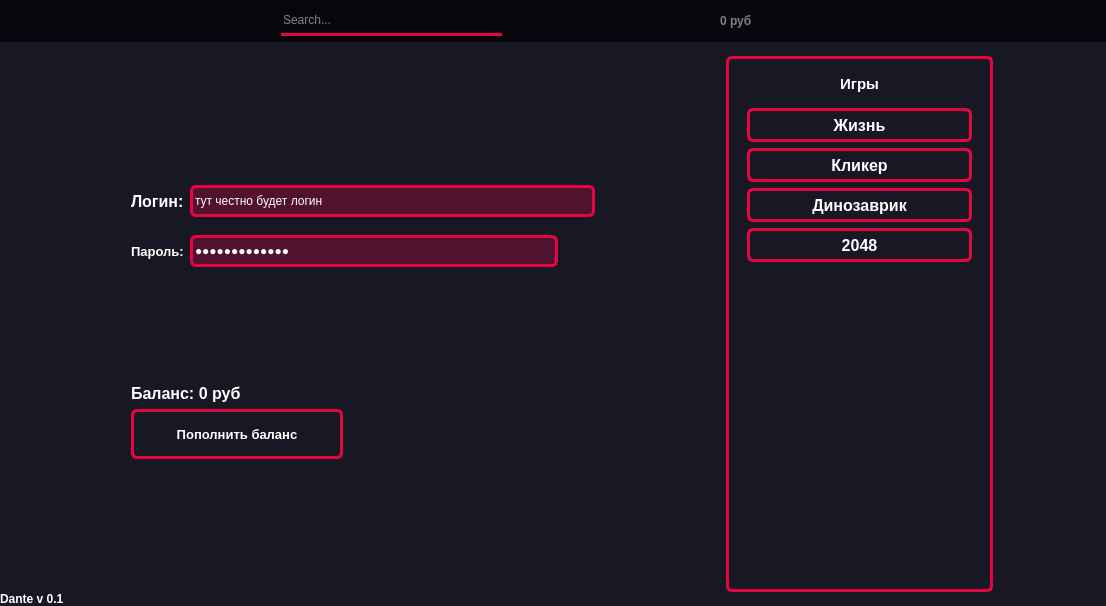
Above: qt_main_interface.ui from Kimiroshi/Dante before the change. Below: the same form after it.
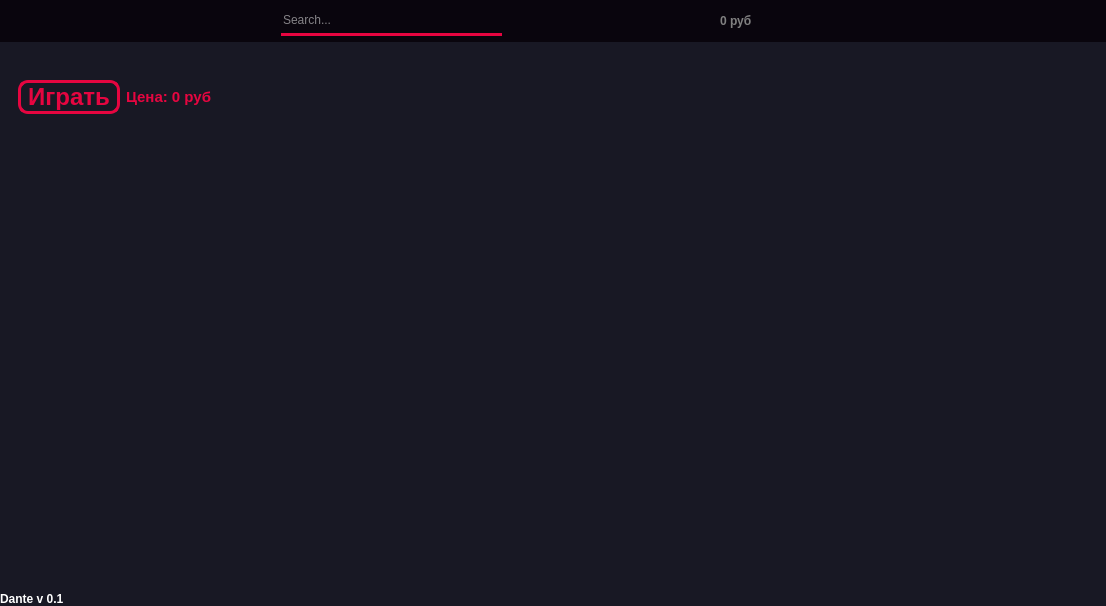
That is the form after the change. The open tabs and pages were chosen to show the change. Icons and pictures are not drawn.

What changed in the file:
```diff
--- a/qt_main_interface.ui
+++ b/qt_main_interface.ui
@@ -2282,8 +2282,46 @@
                    </property>
                    <property name="iconSize">
                     <size>
-                     <width>23</width>
-                     <height>23</height>
+                     <width>32</width>
+                     <height>28</height>
+                    </size>
+                   </property>
+                  </widget>
+                 </item>
+                 <item>
+                  <widget class="QPushButton" name="ping_pong_button_2">
+                   <property name="minimumSize">
+                    <size>
+                     <width>0</width>
+                     <height>34</height>
+                    </size>
+                   </property>
+                   <property name="font">
+                    <font>
+                     <pointsize>12</pointsize>
+                     <weight>75</weight>
+                     <bold>true</bold>
+                    </font>
+                   </property>
+                   <property name="cursor">
+                    <cursorShape>PointingHandCursor</cursorShape>
+                   </property>
+                   <property name="styleSheet">
+                    <string notr="true">color: white;
+border: 3px solid rgb(230, 5, 64);
+border-radius: 6px;</string>
+                   </property>
+                   <property name="text">
+                    <string>Пинг-понг</string>
+                   </property>
+                   <property name="icon">
+                    <iconset>
+                     <normaloff>qt_icons/ping-pong.png</normaloff>qt_icons/ping-pong.png</iconset>
+                   </property>
+                   <property name="iconSize">
+                    <size>
+                     <width>21</width>
+                     <height>30</height>
                     </size>
                    </property>
                   </widget>
@@ -2296,6 +2334,85 @@
            </item>
           </layout>
          </widget>
+         <widget class="QWidget" name="ping_pong_page">
+          <layout class="QVBoxLayout" name="verticalLayout_25">
+           <item alignment="Qt::AlignHCenter">
+            <widget class="QLabel" name="label_26">
+             <property name="text">
+              <string/>
+             </property>
+             <property name="pixmap">
+              <pixmap>qt_icons/ping_pong_2.png</pixmap>
+             </property>
+            </widget>
+           </item>
+           <item alignment="Qt::AlignLeft|Qt::AlignTop">
+            <widget class="QFrame" name="frame_28">
+             <property name="sizePolicy">
+              <sizepolicy hsizetype="Preferred" vsizetype="Expanding">
+               <horstretch>0</horstretch>
+               <verstretch>3</verstretch>
+              </sizepolicy>
+             </property>
+             <property name="frameShape">
+              <enum>QFrame::StyledPanel</enum>
+             </property>
+             <property name="frameShadow">
+              <enum>QFrame::Raised</enum>
+             </property>
+             <layout class="QHBoxLayout" name="horizontalLayout_19">
+              <item>
+               <widget class="QPushButton" name="ping_pong_play">
+                <property name="font">
+                 <font>
+                  <pointsize>18</pointsize>
+                  <weight>75</weight>
+                  <bold>true</bold>
+                 </font>
+                </property>
+                <property name="cursor">
+                 <cursorShape>PointingHandCursor</cursorShape>
+                </property>
+                <property name="styleSheet">
+                 <string notr="true">QPushButton{
+border: 3px solid rgb(230, 5, 64);
+border-radius: 10px;
+color: rgb(230, 5, 64)
+}
+QPushButton:hover{
+border: 3px solid rgb(230, 5, 64);
+border-radius: 10px;
+color: rgb(230, 5, 64);
+background-color: rgba(230, 5, 64, 70)
+}</string>
+                </property>
+                <property name="text">
+                 <string> Играть </string>
+                </property>
+               </widget>
+              </item>
+              <item>
+               <widget class="QLabel" name="ping_pong_price">
+                <property name="font">
+                 <font>
+                  <pointsize>11</pointsize>
+                  <weight>75</weight>
+                  <bold>true</bold>
+                 </font>
+                </property>
+                <property name="styleSheet">
+                 <string notr="true">color: rgb(230, 5, 64)</string>
+                </property>
+                <property name="text">
+                 <string>Цена: 0 руб</string>
+                </property>
+               </widget>
+              </item>
+             </layout>
+            </widget>
+           </item>
+          </layout>
+         </widget>
          <widget class="QWidget" name="nums_page">
           <layout class="QVBoxLayout" name="verticalLayout_24">
            <item alignment="Qt::AlignHCenter">
```
Left out of the diff: 154 changed lines with no effect on the pictures.
